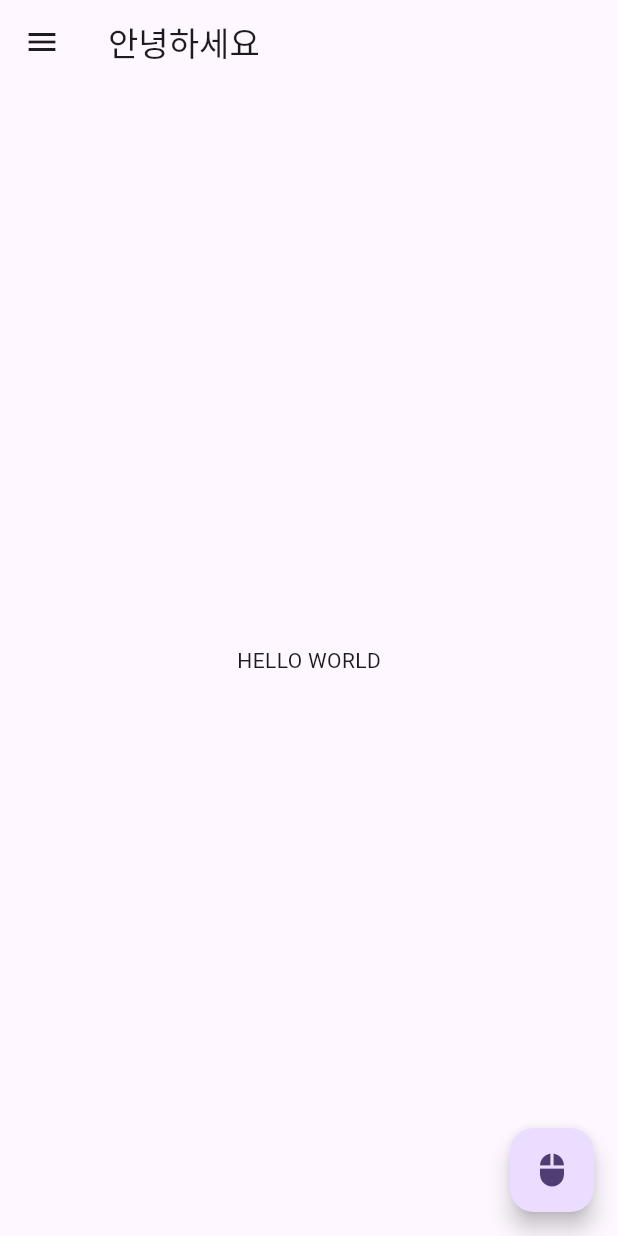
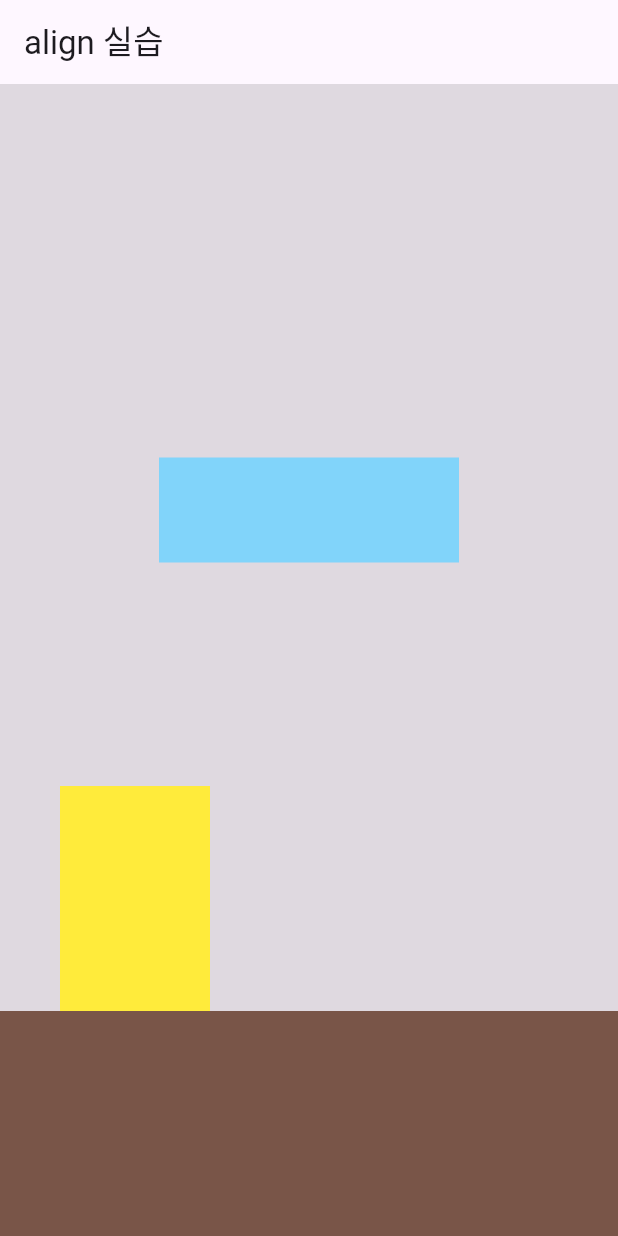
Before and after one commit to kim-dohyun-gong/dohyun0, a Flutter app: the screen it shows after launch, on a phone screen of 412 x 824 dp. Run offline on Flutter 3.47's test engine with Material 3 defaults, Android fonts, the phone set to English and light mode, and no system bars.

Commit message:
no message

```diff
--- /dev/null
+++ b/lib/align.dart
@@ -0,0 +1,57 @@
+import 'package:flutter/material.dart';
+
+class MyHomePage extends StatefulWidget {
+  const MyHomePage({super.key});
+
+  @override
+  State<MyHomePage> createState() => _MyHomePageState();
+}
+
+class _MyHomePageState extends State<MyHomePage> {
+  @override
+  Widget build(BuildContext context) {
+    return Scaffold(
+        appBar: AppBar(
+          title: const Text("align 실습"),
+        ),
+        body: Container(
+            child: Stack(
+              children: [
+                Container(
+                  width: MediaQuery.of(context).size.width,
+                  height: MediaQuery.of(context).size.height,
+                  color: Colors.black12,
+                ),
+                Align(
+                  alignment: Alignment.bottomLeft,
+                  child: Container(
+                    width: MediaQuery.of(context).size.width,
+                    height: 150,
+                    color: Colors.brown,
+                  ),
+                ),
+                Align(
+                  alignment: Alignment.bottomLeft,
+                  child: Container(
+                    margin: const EdgeInsets.only(left: 40, bottom: 150),
+                    width: 100,
+                    height: 150,
+                    color: Colors.yellow,
+                  ),
+                ),
+                Align(
+                  alignment: Alignment.center,
+                  child: Container(
+                    margin: const EdgeInsets.only(bottom: 200),
+                    width: 200,
+                    height: 70,
+                    color: Colors.lightBlue[200],
+                  ),
+                )
+              ],
+            )
+
+        )
+    );
+  }
+}
--- a/lib/main.dart
+++ b/lib/main.dart
@@ -1,4 +1,5 @@
 import 'package:flutter/material.dart';
+import 'align.dart';
 
 void main() {
   runApp(const MyApp());
@@ -20,41 +21,3 @@ class MyApp extends StatelessWidget {
     );
   }
 }
-
-class MyHomePage extends StatefulWidget {
-  const MyHomePage({super.key});
-
-  @override
-  State<MyHomePage> createState() => _MyHomePageState();
-}
-
-class _MyHomePageState extends State<MyHomePage> {
-  @override
-  Widget build(BuildContext context) {
-    return Scaffold(
-      appBar: AppBar(
-        title: const Text("안녕하세요"),
-      ),
-      drawer: Drawer(
-        child: ListView(
-          padding: EdgeInsets.zero,
-          children: const <Widget>[
-            ListTile(
-              title: Text("Menu 1"),
-            ),
-            DrawerHeader(
-                decoration: BoxDecoration(
-                  color: Colors.blue,
-                ),
-                child: Text("Drawer Header Part"))
-          ],
-        ),
-      ),
-      body: const Center(child: Text("HELLO WORLD")),
-      floatingActionButton: FloatingActionButton(
-        onPressed: () => print("click click"),
-        child: const Icon(Icons.mouse),
-      ),
-    );
-  }
-}
--- /dev/null
+++ b/lib/my_first_page.dart
@@ -0,0 +1,39 @@
+import 'package:flutter/material.dart';
+
+class MyHomePage extends StatefulWidget {
+  const MyHomePage({super.key});
+
+  @override
+  State<MyHomePage> createState() => _MyHomePageState();
+}
+
+class _MyHomePageState extends State<MyHomePage> {
+  @override
+  Widget build(BuildContext context) {
+    return Scaffold(
+      appBar: AppBar(
+        title: const Text("안녕하세요"),
+      ),
+      drawer: Drawer(
+        child: ListView(
+          padding: EdgeInsets.zero,
+          children: const <Widget>[
+            ListTile(
+              title: Text("Menu 1"),
+            ),
+            DrawerHeader(
+                decoration: BoxDecoration(
+                  color: Colors.blue,
+                ),
+                child: Text("Drawer Header Part"))
+          ],
+        ),
+      ),
+      body: const Center(child: Text("HELLO WORLD")),
+      floatingActionButton: FloatingActionButton(
+        onPressed: () => print("click click"),
+        child: const Icon(Icons.mouse),
+      ),
+    );
+  }
+}
```
Also changed, not shown: lib/column_row.dart (added, +43 -0 lines), lib/stack.dart (added, +48 -0 lines).
